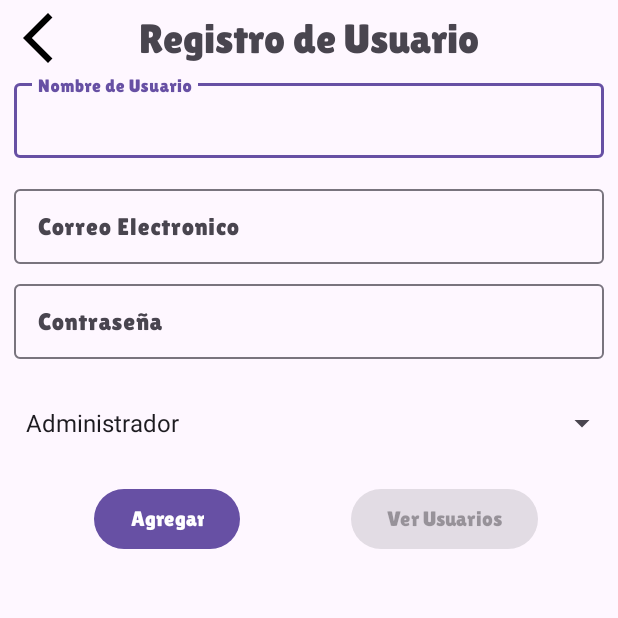
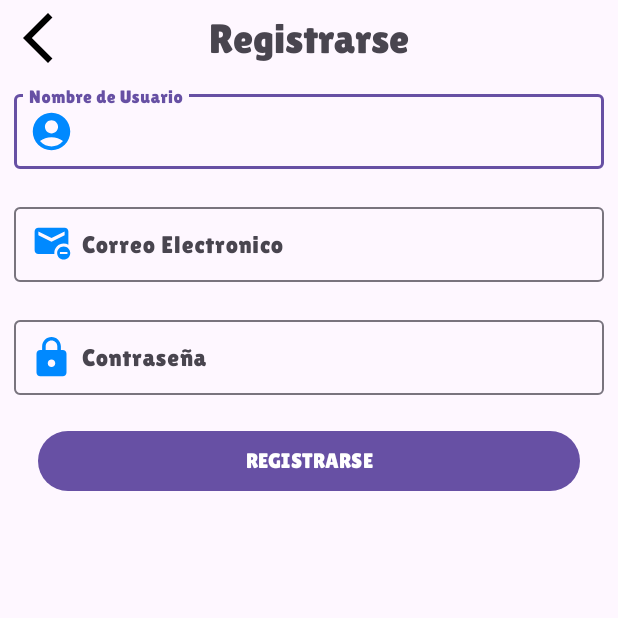
Before and after one commit to dillonduncan/proyecto_veterinaria, an Android app: the login_Activity screen opened directly, with no data from a screen before it, after a tap on "Registrate aqui!", on a phone screen of 412 x 824 dp, the top half of it. Run offline under Robolectric (Android 15) with nearby library versions, the phone set to English and light mode, and no system bars.

Commit message:
Ajustes en el Registro de usuario

```diff
--- a/app/src/main/AndroidManifest.xml
+++ b/app/src/main/AndroidManifest.xml
@@ -12,6 +12,9 @@
         android:supportsRtl="true"
         android:theme="@style/Theme.Veterinaria"
         tools:targetApi="31">
+        <activity
+            android:name=".Registrarce_Usuario_Activity"
+            android:exported="false" />
         <activity
             android:name=".login_Activity"
             android:exported="false" />
--- /dev/null
+++ b/app/src/main/java/com/example/veterinaria/Registrarce_Usuario_Activity.kt
@@ -0,0 +1,63 @@
+package com.example.veterinaria
+
+import androidx.appcompat.app.AppCompatActivity
+import android.os.Bundle
+import android.widget.Toast
+import androidx.lifecycle.lifecycleScope
+import com.example.veterinaria.DataBase.DB
+import com.example.veterinaria.DataBase.Entities.Usuario
+import com.example.veterinaria.databinding.ActivityRegistrarceUsuarioBinding
+import kotlinx.coroutines.launch
+
+class Registrarce_Usuario_Activity : AppCompatActivity() {
+    lateinit var binding: ActivityRegistrarceUsuarioBinding
+    lateinit var usuario: Usuario
+    var idUser:Long=0
+    override fun onCreate(savedInstanceState: Bundle?) {
+        super.onCreate(savedInstanceState)
+        binding= ActivityRegistrarceUsuarioBinding.inflate(layoutInflater)
+        setContentView(binding.root)
+        ValidarGuardar()
+    }
+    fun ValidarGuardar(){
+        binding.apply {
+            btnRegistrarse.setOnClickListener{
+                if (edtNameUser.text.isNullOrEmpty()){
+                    edtNameUser.error="Campo obligario"
+                }
+                if (edtAdressUser.text.isNullOrEmpty()){
+                    edtAdressUser.error="Campo obligario"
+                }
+                if (edtPassword.text.isNullOrEmpty()){
+                    edtPassword.error="Campo obligario"
+                }
+                else if (edtNameUser.text!!.isNotEmpty() && edtPassword.text!!.isNotEmpty() && edtAdressUser.text!!.isNotEmpty()){
+                    usuario= Usuario(
+                        0,
+                        edtNameUser.text.toString(),
+                        edtAdressUser.text.toString(),
+                        edtPassword.text.toString().toInt(),
+                        2
+                    )
+                    AgregarUsuario(usuario)
+                    Toast.makeText(this@Registrarce_Usuario_Activity, "Registro Exitoso", Toast.LENGTH_SHORT).show()
+                }
+            }
+        }
+    }
+    fun AgregarUsuario(usuario:Usuario){
+        lifecycleScope.launch {
+            DB.ObtenerDB(this@Registrarce_Usuario_Activity).UsuarioDao().InsertarUsuario(usuario)
+            LimpiarCampos()
+            idUser=DB.ObtenerDB(this@Registrarce_Usuario_Activity).RolesDao().ObtenerIdRolForName("Usuario")
+        }
+    }
+
+    private fun LimpiarCampos() {
+        binding.apply {
+            edtAdressUser.setText("")
+            edtPassword.setText("")
+            edtNameUser.setText("")
+        }
+    }
+}
--- a/app/src/main/java/com/example/veterinaria/Registro_Usuario_Activity.kt
+++ b/app/src/main/java/com/example/veterinaria/Registro_Usuario_Activity.kt
@@ -27,14 +27,10 @@ class Registro_Usuario_Activity : AppCompatActivity(),UsuariosAdaptadorListener
         super.onCreate(savedInstanceState)
         binding=ActivityRegistroUsuarioBinding.inflate(layoutInflater)
         setContentView(binding.root)
-        if (login_Activity.valRegistro==1){
-            binding.btnVerRegistros.isEnabled=false
-        }
         binding.rvUsuarios.layoutManager=LinearLayoutManager(this)
         LlenarSPRoles()
         ValidarGuardar()
         binding.btnVerRegistros.setOnClickListener { ObtenerUsuario() }
-        login_Activity.valRegistro=0
     }
     fun ValidarGuardar(){
         binding.btnRegistrar.setOnClickListener {
--- a/app/src/main/java/com/example/veterinaria/login_Activity.kt
+++ b/app/src/main/java/com/example/veterinaria/login_Activity.kt
@@ -26,11 +26,10 @@ class login_Activity : AppCompatActivity() {
         setContentView(binding.root)
         binding.btnIniciarSecion.setOnClickListener { ObtenerUsuarios() }
         binding.txtRegistrarce.setOnClickListener {
-            valRegistro=1
             startActivity(
                 Intent(
                     this,
-                    Registro_Usuario_Activity::class.java
+                    Registrarce_Usuario_Activity::class.java
                 )
             )
         }
@@ -91,6 +90,5 @@ class login_Activity : AppCompatActivity() {
     companion object {
         lateinit var usuario: Usuario
         var idRolUsuario: Long = 0
-        var valRegistro=0
     }
 }
--- /dev/null
+++ b/app/src/main/res/drawable/baseline_account_circle_24.xml
@@ -0,0 +1,5 @@
+<vector android:height="30dp" android:tint="#0089FF"
+    android:viewportHeight="24" android:viewportWidth="24"
+    android:width="30dp" xmlns:android="http://schemas.android.com/apk/res/android">
+    <path android:fillColor="@android:color/white" android:pathData="M12,2C6.48,2 2,6.48 2,12s4.48,10 10,10s10,-4.48 10,-10S17.52,2 12,2zM12,6c1.93,0 3.5,1.57 3.5,3.5S13.93,13 12,13s-3.5,-1.57 -3.5,-3.5S10.07,6 12,6zM12,20c-2.03,0 -4.43,-0.82 -6.14,-2.88C7.55,15.8 9.68,15 12,15s4.45,0.8 6.14,2.12C16.43,19.18 14.03,20 12,20z"/>
+</vector>
--- /dev/null
+++ b/app/src/main/res/drawable/baseline_lock_24.xml
@@ -0,0 +1,5 @@
+<vector android:height="30dp" android:tint="#0089FF"
+    android:viewportHeight="24" android:viewportWidth="24"
+    android:width="30dp" xmlns:android="http://schemas.android.com/apk/res/android">
+    <path android:fillColor="@android:color/white" android:pathData="M18,8h-1L17,6c0,-2.76 -2.24,-5 -5,-5S7,3.24 7,6v2L6,8c-1.1,0 -2,0.9 -2,2v10c0,1.1 0.9,2 2,2h12c1.1,0 2,-0.9 2,-2L20,10c0,-1.1 -0.9,-2 -2,-2zM12,17c-1.1,0 -2,-0.9 -2,-2s0.9,-2 2,-2 2,0.9 2,2 -0.9,2 -2,2zM15.1,8L8.9,8L8.9,6c0,-1.71 1.39,-3.1 3.1,-3.1 1.71,0 3.1,1.39 3.1,3.1v2z"/>
+</vector>
--- /dev/null
+++ b/app/src/main/res/drawable/baseline_unsubscribe_24.xml
@@ -0,0 +1,5 @@
+<vector android:height="30dp" android:tint="#0089FF"
+    android:viewportHeight="24" android:viewportWidth="24"
+    android:width="30dp" xmlns:android="http://schemas.android.com/apk/res/android">
+    <path android:fillColor="@android:color/white" android:pathData="M18.5,13c-1.93,0 -3.5,1.57 -3.5,3.5s1.57,3.5 3.5,3.5 3.5,-1.57 3.5,-3.5 -1.57,-3.5 -3.5,-3.5zM20.5,17h-4v-1h4v1zM13.55,17c-0.02,-0.17 -0.05,-0.33 -0.05,-0.5 0,-2.76 2.24,-5 5,-5 0.92,0 1.76,0.26 2.5,0.69L21,5c0,-1.1 -0.9,-2 -2,-2L5,3c-1.1,0 -2,0.9 -2,2v10c0,1.1 0.9,2 2,2h8.55zM12,10.5L5,7L5,5l7,3.5L19,5v2l-7,3.5z"/>
+</vector>
--- /dev/null
+++ b/app/src/main/res/layout/activity_registrarce_usuario.xml
@@ -0,0 +1,112 @@
+<?xml version="1.0" encoding="utf-8"?>
+<androidx.constraintlayout.widget.ConstraintLayout xmlns:android="http://schemas.android.com/apk/res/android"
+    xmlns:app="http://schemas.android.com/apk/res-auto"
+    xmlns:tools="http://schemas.android.com/tools"
+    android:layout_width="match_parent"
+    android:layout_height="match_parent"
+    tools:context=".Registrarce_Usuario_Activity">
+    <ImageView
+        android:id="@+id/btnAtras"
+        android:layout_width="40dp"
+        android:layout_height="40dp"
+        android:layout_marginStart="5dp"
+        android:layout_marginTop="5dp"
+        app:layout_constraintStart_toStartOf="parent"
+        app:layout_constraintTop_toTopOf="parent"
+        app:srcCompat="@drawable/baseline_arrow_back_ios_new_24" />
+
+    <TextView
+        android:id="@+id/textView"
+        android:layout_width="wrap_content"
+        android:layout_height="wrap_content"
+        android:layout_marginTop="10dp"
+        android:layout_marginBottom="10dp"
+        android:fontFamily="@font/lilita"
+        android:text="Registrarse"
+        android:textSize="27sp"
+        app:layout_constraintEnd_toEndOf="parent"
+        app:layout_constraintStart_toStartOf="parent"
+        app:layout_constraintTop_toTopOf="parent" />
+
+    <com.google.android.material.textfield.TextInputLayout
+        android:id="@+id/textInputLayout"
+        android:layout_width="match_parent"
+        android:layout_height="55dp"
+        android:layout_marginStart="9dp"
+        android:layout_marginTop="15dp"
+        android:layout_marginEnd="9dp"
+        app:layout_constraintEnd_toEndOf="parent"
+        app:layout_constraintStart_toStartOf="parent"
+        app:layout_constraintTop_toBottomOf="@+id/textView">
+
+        <com.google.android.material.textfield.TextInputEditText
+            android:id="@+id/edtNameUser"
+            android:layout_width="match_parent"
+            android:layout_height="match_parent"
+            android:drawableLeft="@drawable/baseline_account_circle_24"
+            android:drawablePadding="5dp"
+            android:fontFamily="@font/lilita"
+            android:hint="Nombre de Usuario"
+            android:paddingStart="10dp" />
+    </com.google.android.material.textfield.TextInputLayout>
+
+    <com.google.android.material.textfield.TextInputLayout
+        android:id="@+id/textInputLayout6"
+        android:layout_width="match_parent"
+        android:layout_height="55dp"
+        android:layout_marginStart="9dp"
+        android:layout_marginTop="20dp"
+        android:layout_marginEnd="9dp"
+        app:layout_constraintEnd_toEndOf="@id/textInputLayout"
+        app:layout_constraintHorizontal_bias="1.0"
+        app:layout_constraintStart_toStartOf="@id/textInputLayout"
+        app:layout_constraintTop_toBottomOf="@+id/textInputLayout">
+
+        <com.google.android.material.textfield.TextInputEditText
+            android:id="@+id/edtAdressUser"
+            android:layout_width="match_parent"
+            android:layout_height="match_parent"
+            android:drawableLeft="@drawable/baseline_unsubscribe_24"
+            android:drawablePadding="5dp"
+            android:fontFamily="@font/lilita"
+            android:hint="Correo Electronico"
+            android:paddingStart="10dp" />
+    </com.google.android.material.textfield.TextInputLayout>
+
+
+    <Button
+        android:id="@+id/btnRegistrarse"
+        android:layout_width="match_parent"
+        android:layout_height="wrap_content"
+        android:layout_marginStart="25dp"
+        android:layout_marginTop="20dp"
+        android:layout_marginEnd="25dp"
+        android:fontFamily="@font/lilita"
+        android:text="REGISTRARSE"
+        app:layout_constraintEnd_toEndOf="@+id/textInputLayout7"
+        app:layout_constraintStart_toStartOf="@+id/textInputLayout7"
+        app:layout_constraintTop_toBottomOf="@+id/textInputLayout7" />
+
+    <com.google.android.material.textfield.TextInputLayout
+        android:id="@+id/textInputLayout7"
+        android:layout_width="match_parent"
+        android:layout_height="55dp"
+        android:layout_marginStart="9dp"
+        android:layout_marginTop="20dp"
+        android:layout_marginEnd="9dp"
+        app:layout_constraintEnd_toEndOf="@+id/textInputLayout6"
+        app:layout_constraintStart_toStartOf="@+id/textInputLayout6"
+        app:layout_constraintTop_toBottomOf="@+id/textInputLayout6">
+
+        <com.google.android.material.textfield.TextInputEditText
+            android:id="@+id/edtPassword"
+            android:layout_width="match_parent"
+            android:layout_height="match_parent"
+            android:drawableLeft="@drawable/baseline_lock_24"
+            android:drawablePadding="5dp"
+            android:fontFamily="@font/lilita"
+            android:hint="Contraseña"
+            android:inputType="numberPassword"
+            android:paddingStart="10dp" />
+    </com.google.android.material.textfield.TextInputLayout>
+</androidx.constraintlayout.widget.ConstraintLayout>
```
